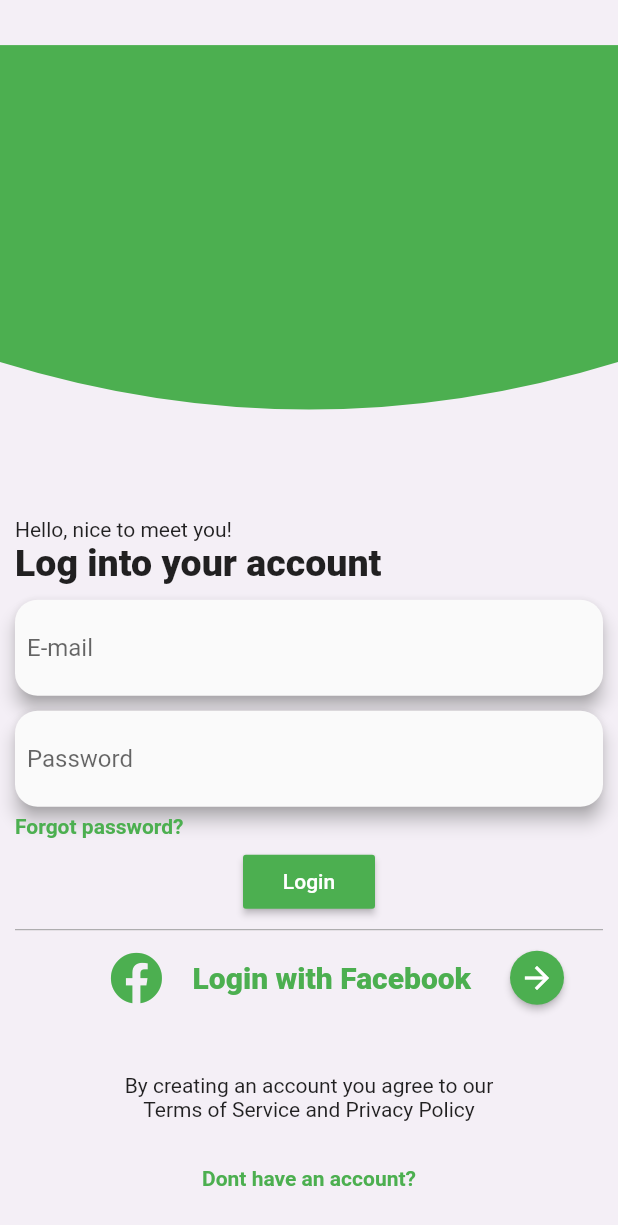
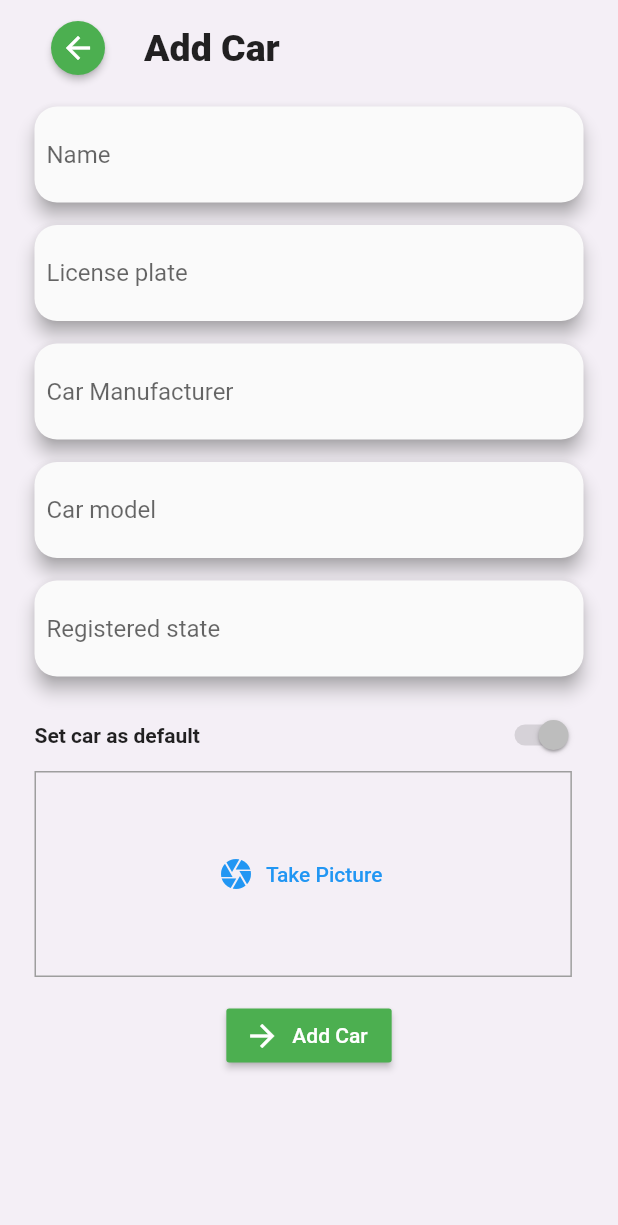
Before and after one commit to Kshitij-25/Template, a Flutter app: the SignIn screen opened by its route, after a tap on "Login", on a phone screen of 412 x 824 dp. Shown: the top 1225 px of the screen. Run offline on Flutter 3.47's test engine with Material 2 defaults, Android fonts, the phone set to English and light mode, and no system bars; our stand-ins replace font_awesome_flutter, image_picker.

Commit message:
Add car screen

```diff
--- a/lib/main.dart
+++ b/lib/main.dart
@@ -1,4 +1,5 @@
 import 'package:flutter/material.dart';
+import 'package:musk_motor/screens/add_car.dart';
 import 'package:musk_motor/screens/sign_in.dart';
 import 'package:musk_motor/screens/sign_up.dart';
 
@@ -14,6 +15,7 @@ class MyApp extends StatelessWidget {
       routes: {
         SignIn.routeName: (ctx) => SignIn(),
         SignUp.routeName: (ctx) => SignUp(),
+        AddCar.routeName: (ctx) => AddCar(),
       },
       home: SignUp(),
     );
--- /dev/null
+++ b/lib/screens/add_car.dart
@@ -0,0 +1,113 @@
+import 'dart:io';
+
+import 'package:flutter/material.dart';
+import 'package:musk_motor/widget/image_input.dart';
+import 'package:musk_motor/widget/textColumn.dart';
+
+class AddCar extends StatelessWidget {
+  static const routeName = 'add-car';
+  File _pickedImage;
+  void _selectImage(File pickedImage) {
+    _pickedImage = pickedImage;
+  }
+
+  @override
+  Widget build(BuildContext context) {
+    return SafeArea(
+      child: Scaffold(
+        backgroundColor: Color(0xFFF4EFF6),
+        body: Padding(
+          padding: const EdgeInsets.all(8.0),
+          child: Column(
+            children: <Widget>[
+              Row(
+                children: <Widget>[
+                  MaterialButton(
+                    onPressed: () {},
+                    color: Colors.green,
+                    shape: CircleBorder(),
+                    child: Icon(
+                      Icons.arrow_back,
+                      color: Colors.white,
+                    ),
+                  ),
+                  Text(
+                    'Add Car',
+                    style: TextStyle(
+                      fontWeight: FontWeight.w900,
+                      fontSize: 25,
+                    ),
+                  )
+                ],
+              ),
+              Container(
+                padding: const EdgeInsets.all(15),
+                child: Column(
+                  children: <Widget>[
+                    TextColumn(
+                      hint: 'Name',
+                    ),
+                    SizedBox(
+                      height: 15,
+                    ),
+                    TextColumn(
+                      hint: 'License plate',
+                    ),
+                    SizedBox(
+                      height: 15,
+                    ),
+                    TextColumn(
+                      hint: 'Car Manufacturer',
+                    ),
+                    SizedBox(
+                      height: 15,
+                    ),
+                    TextColumn(
+                      hint: 'Car model',
+                    ),
+                    SizedBox(
+                      height: 15,
+                    ),
+                    TextColumn(
+                      hint: 'Registered state',
+                    ),
+                    SizedBox(
+                      height: 15,
+                    ),
+                    Row(
+                      mainAxisAlignment: MainAxisAlignment.spaceBetween,
+                      children: <Widget>[
+                        Text(
+                          'Set car as default',
+                          style: TextStyle(fontWeight: FontWeight.bold),
+                        ),
+                        Switch.adaptive(
+                          value: true,
+                          onChanged: null,
+                          activeColor: Colors.green,
+                        )
+                      ],
+                    ),
+                    ImageInput(_selectImage),
+                  ],
+                ),
+              ),
+              RaisedButton.icon(
+                color: Colors.green,
+                onPressed: () {},
+                icon: Icon(
+                  Icons.arrow_forward,
+                  color: Colors.white,
+                ),
+                label: Text(
+                  'Add Car',
+                  style: TextStyle(color: Colors.white),
+                ),
+              )
+            ],
+          ),
+        ),
+      ),
+    );
+  }
+}
--- a/lib/screens/sign_in.dart
+++ b/lib/screens/sign_in.dart
@@ -1,5 +1,6 @@
 import 'package:flutter/material.dart';
 import 'package:font_awesome_flutter/font_awesome_flutter.dart';
+import 'package:musk_motor/screens/add_car.dart';
 import 'package:musk_motor/screens/sign_up.dart';
 import 'package:musk_motor/widget/textColumn.dart';
 
@@ -7,7 +8,8 @@ class SignIn extends StatelessWidget {
   static const routeName = 'Sign-In';
   @override
   Widget build(BuildContext context) {
-    return Scaffold(
+    return SafeArea(
+      child: Scaffold(
         backgroundColor: Color(0xFFF4EFF6),
         body: Column(
           mainAxisAlignment: MainAxisAlignment.spaceEvenly,
@@ -59,7 +61,9 @@ class SignIn extends StatelessWidget {
                   ),
                   Align(
                     child: RaisedButton(
-                    onPressed: () {},
+                      onPressed: () {
+                        Navigator.of(context).pushNamed(AddCar.routeName);
+                      },
                       color: Colors.green,
                       child: Text(
                         'Login',
@@ -121,6 +125,7 @@ class SignIn extends StatelessWidget {
             ),
           ],
         ),
+      ),
     );
   }
 }
--- a/lib/screens/sign_up.dart
+++ b/lib/screens/sign_up.dart
@@ -7,7 +7,8 @@ class SignUp extends StatelessWidget {
   static const routeName = 'Sign-Up';
   @override
   Widget build(BuildContext context) {
-    return Scaffold(
+    return SafeArea(
+      child: Scaffold(
         backgroundColor: Color(0xFFF4EFF6),
         body: Column(
           mainAxisAlignment: MainAxisAlignment.spaceEvenly,
@@ -139,6 +140,7 @@ class SignUp extends StatelessWidget {
             ),
           ],
         ),
+      ),
     );
   }
 }
--- /dev/null
+++ b/lib/widget/image_input.dart
@@ -0,0 +1,64 @@
+import 'dart:io';
+
+import 'package:flutter/material.dart';
+import 'package:image_picker/image_picker.dart';
+import 'package:path/path.dart' as path;
+import 'package:path_provider/path_provider.dart' as syspaths;
+
+class ImageInput extends StatefulWidget {
+  final Function onSelectImage;
+
+  ImageInput(this.onSelectImage);
+
+  @override
+  _ImageInputState createState() => _ImageInputState();
+}
+
+class _ImageInputState extends State<ImageInput> {
+  File _storedImage;
+
+  Future<void> _takePicture() async {
+    final imageFile = await ImagePicker.pickImage(
+      source: ImageSource.camera,
+      maxWidth: 600,
+    );
+    if (imageFile == null) {
+      return;
+    }
+    setState(() {
+      _storedImage = imageFile;
+    });
+    final appDir = await syspaths.getApplicationDocumentsDirectory();
+    final fileName = path.basename(imageFile.path);
+    final savedImage = await imageFile.copy('${appDir.path}/$fileName');
+    widget.onSelectImage(savedImage);
+  }
+
+  @override
+  Widget build(BuildContext context) {
+    return Row(
+      children: <Widget>[
+        Container(
+          width: MediaQuery.of(context).size.width / 1.15,
+          height: MediaQuery.of(context).size.height / 6,
+          decoration: BoxDecoration(
+            border: Border.all(width: 1, color: Colors.grey),
+          ),
+          child: _storedImage != null
+              ? Image.file(
+                  _storedImage,
+                  fit: BoxFit.cover,
+                  width: double.infinity,
+                )
+              : FlatButton.icon(
+                  icon: Icon(Icons.camera),
+                  label: Text('Take Picture'),
+                  textColor: Theme.of(context).primaryColor,
+                  onPressed: _takePicture,
+                ),
+          alignment: Alignment.center,
+        ),
+      ],
+    );
+  }
+}
--- a/pubspec.yaml
+++ b/pubspec.yaml
@@ -29,6 +29,8 @@ dependencies:
   # Use with the CupertinoIcons class for iOS style icons.
   cupertino_icons: ^0.1.3
   font_awesome_flutter: ^8.8.1
+  image_picker: ^0.6.7+2
+  path_provider: ^1.6.11
 
 dev_dependencies:
   flutter_test:
```
Also changed, not shown: pubspec.lock, 4 other files. Lines whose indentation alone changed are shown as unchanged.
